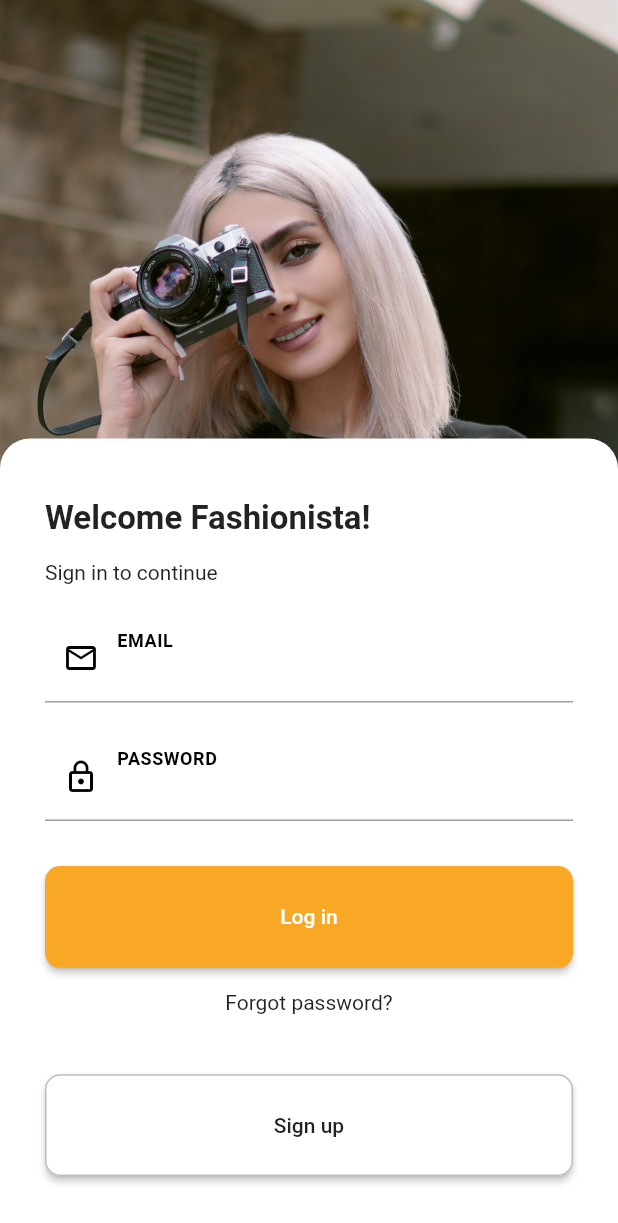
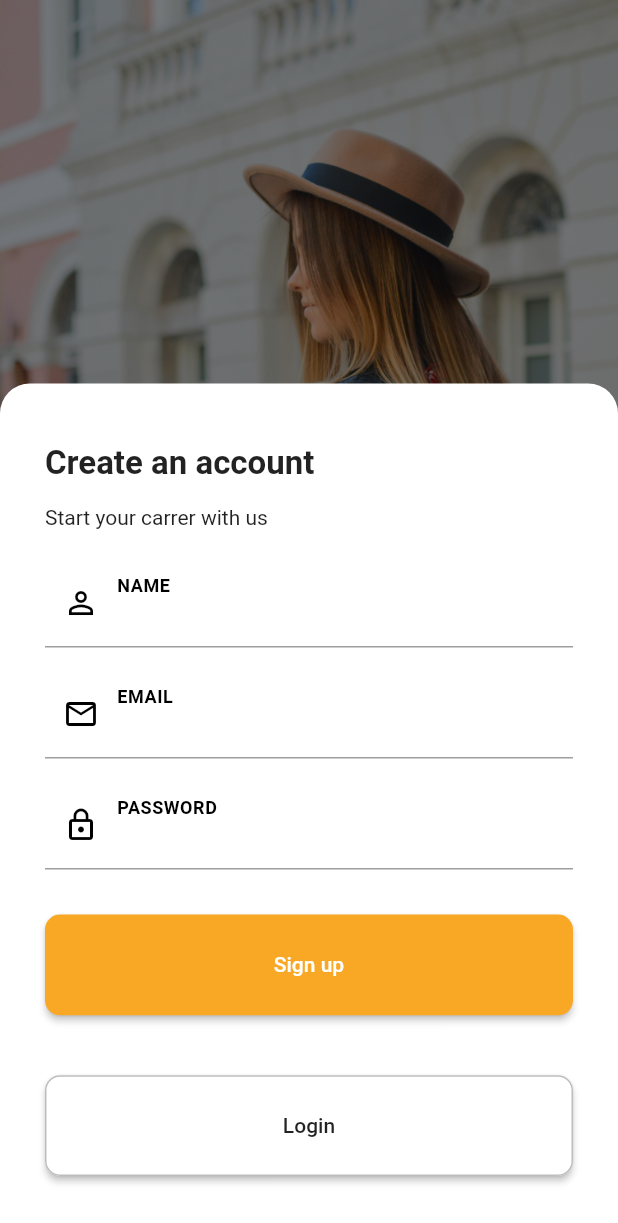
Before and after one commit to jakubjaniec/flutter-auth, a Flutter app: the screen it shows after launch, after a tap on "Sign up", on a phone screen of 412 x 824 dp. Shown: the top 1223 px of the screen. Run offline on Flutter 3.47's test engine with Material 2 defaults, Android fonts, the phone set to English and light mode, and no system bars; our stand-ins replace device_preview, firebase_core; accounts and stored records are empty.

Commit message:
Build UI for register screen

```diff
--- a/lib/app.dart
+++ b/lib/app.dart
@@ -1,14 +1,20 @@
 import 'package:flutter/material.dart';
 import 'package:device_preview/device_preview.dart';
+import 'package:flutter_auth/ui/views/home.dart';
 import 'package:flutter_auth/ui/views/login.dart';
+import 'package:flutter_auth/ui/views/register.dart';
 
 class App extends StatelessWidget {
   @override
   Widget build(BuildContext context) {
     return MaterialApp(
-      locale: DevicePreview.locale(context),
-      builder: DevicePreview.appBuilder,
-      home: LoginScreen(),
-    );
+        locale: DevicePreview.locale(context),
+        builder: DevicePreview.appBuilder,
+        initialRoute: '/login',
+        routes: {
+          '/': (context) => HomeScreen(),
+          '/login': (context) => LoginScreen(),
+          '/register': (context) => RegisterScreen(),
+        });
   }
 }
--- a/lib/ui/views/login.dart
+++ b/lib/ui/views/login.dart
@@ -1,4 +1,6 @@
 import 'package:flutter/material.dart';
+import 'package:flutter_auth/ui/widgets/buttons.dart';
+import 'package:flutter_auth/ui/widgets/input.dart';
 
 class LoginScreen extends StatelessWidget {
   @override
@@ -8,18 +10,18 @@ class LoginScreen extends StatelessWidget {
         child: Stack(
           children: [
             Image.asset(
-              'assets/images/bg-img1.jpg',
+              'assets/images/bg-img3.jpg',
+              color: Colors.black.withOpacity(0.5),
+              colorBlendMode: BlendMode.darken,
               fit: BoxFit.cover,
               height: MediaQuery.of(context).size.height,
             ),
             Align(
               alignment: Alignment.bottomCenter,
               child: Container(
-                padding: EdgeInsets.only(
-                  left: 30.0,
-                  right: 30.0,
-                  top: 40.0,
-                  bottom: 40.0,
+                padding: EdgeInsets.symmetric(
+                  horizontal: 30.0,
+                  vertical: 40.0,
                 ),
                 height: MediaQuery.of(context).size.height / 1.55,
                 decoration: BoxDecoration(
@@ -37,81 +39,28 @@ class LoginScreen extends StatelessWidget {
                           fontWeight: FontWeight.w700,
                           fontSize: 22.0,
                         )),
-                    SizedBox(
-                      height: 15.0,
-                    ),
+                    SizedBox(height: 15.0),
                     Text('Sign in to continue'),
-                    SizedBox(
-                      height: 20.0,
-                    ),
-                    TextField(
-                      decoration: InputDecoration(
-                        prefixIcon: Icon(
-                          Icons.mail_outline,
-                          color: Colors.black,
-                        ),
-                        labelText: 'EMAIL',
-                        labelStyle: TextStyle(
-                          color: Colors.black,
-                          fontWeight: FontWeight.w700,
-                          letterSpacing: 0.5,
-                        ),
-                        // hintText: 'example@gmail.com',
-                        floatingLabelBehavior: FloatingLabelBehavior.always,
-                        // alignLabelWithHint: false,
-                      ),
+                    SizedBox(height: 20.0),
+                    InputField(
+                      text: 'email',
+                      icon: Icons.mail_outline,
                     ),
                     SizedBox(height: 20.0),
-                    TextField(
-                      obscureText: true,
-                      decoration: InputDecoration(
-                        prefixIcon: Icon(
-                          Icons.lock_outline,
-                          color: Colors.black,
-                        ),
-                        labelText: 'PASSWORD',
-                        labelStyle: TextStyle(
-                          color: Colors.black,
-                          fontWeight: FontWeight.w700,
-                          letterSpacing: 0.5,
-                        ),
-                        floatingLabelBehavior: FloatingLabelBehavior.always,
-                        // alignLabelWithHint: false,
-                      ),
+                    InputField(
+                      text: 'password',
+                      icon: Icons.lock_outline,
                     ),
                     SizedBox(height: 30.0),
                     Expanded(
                       child: Column(
-                        // mainAxisAlignment: MainAxisAlignment.spaceEvenly,
                         crossAxisAlignment: CrossAxisAlignment.stretch,
                         children: [
-                          Expanded(
-                            child: RaisedButton(
-                              onPressed: () {},
-                              child: Text('Log in'),
-                              color: Colors.yellow[800],
-                              textColor: Colors.white,
-                              shape: RoundedRectangleBorder(
-                                borderRadius: BorderRadius.circular(10.0),
-                              ),
-                            ),
-                          ),
+                          MainActionButton(text: 'Log in'),
                           SizedBox(height: 15.0),
                           Center(child: Text('Forgot password?')),
                           SizedBox(height: 40.0),
-                          Expanded(
-                            child: RaisedButton(
-                              onPressed: () {},
-                              color: Colors.white,
-                              child: Text('Sign up'),
-                              shape: RoundedRectangleBorder(
-                                borderRadius: BorderRadius.circular(10.0),
-                                side: BorderSide(
-                                  color: Colors.grey[400],
-                                ),
-                              ),
-                            ),
-                          ),
+                          RoutingButton(text: 'Sign up'),
                         ],
                       ),
                     ),
--- a/lib/ui/views/register.dart
+++ b/lib/ui/views/register.dart
@@ -0,0 +1,81 @@
+import 'package:flutter/material.dart';
+import 'package:flutter_auth/ui/widgets/buttons.dart';
+import 'package:flutter_auth/ui/widgets/input.dart';
+
+class RegisterScreen extends StatelessWidget {
+  @override
+  Widget build(BuildContext context) {
+    return Scaffold(
+      body: Container(
+        child: Stack(
+          children: [
+            Image.asset(
+              'assets/images/bg-img3.jpg',
+              color: Colors.black.withOpacity(0.5),
+              colorBlendMode: BlendMode.darken,
+              fit: BoxFit.cover,
+              height: MediaQuery.of(context).size.height,
+            ),
+            Align(
+              alignment: Alignment.bottomCenter,
+              child: Container(
+                padding: EdgeInsets.symmetric(
+                  horizontal: 30.0,
+                  vertical: 40.0,
+                ),
+                height: MediaQuery.of(context).size.height / 1.45,
+                decoration: BoxDecoration(
+                  color: Colors.white,
+                  borderRadius: BorderRadius.only(
+                    topLeft: Radius.circular(20),
+                    topRight: Radius.circular(20),
+                  ),
+                ),
+                child: Column(
+                  crossAxisAlignment: CrossAxisAlignment.start,
+                  children: [
+                    Text('Create an account',
+                        style: TextStyle(
+                          fontWeight: FontWeight.w700,
+                          fontSize: 22.0,
+                        )),
+                    SizedBox(
+                      height: 15.0,
+                    ),
+                    Text('Start your carrer with us'),
+                    SizedBox(height: 20.0),
+                    InputField(
+                      text: 'name',
+                      icon: Icons.person_outline,
+                    ),
+                    SizedBox(height: 15.0),
+                    InputField(
+                      text: 'email',
+                      icon: Icons.mail_outline,
+                    ),
+                    SizedBox(height: 15.0),
+                    InputField(
+                      text: 'password',
+                      icon: Icons.lock_outline,
+                    ),
+                    SizedBox(height: 30.0),
+                    Expanded(
+                      child: Column(
+                        crossAxisAlignment: CrossAxisAlignment.stretch,
+                        children: [
+                          MainActionButton(text: 'Sign up'),
+                          SizedBox(height: 40.0),
+                          RoutingButton(text: 'Login'),
+                        ],
+                      ),
+                    ),
+                  ],
+                ),
+              ),
+            ),
+          ],
+        ),
+      ),
+    );
+  }
+}
--- /dev/null
+++ b/lib/ui/widgets/buttons.dart
@@ -0,0 +1,51 @@
+import 'package:flutter/material.dart';
+
+class MainActionButton extends StatelessWidget {
+  final String text;
+
+  MainActionButton({this.text});
+
+  @override
+  Widget build(BuildContext context) {
+    return Expanded(
+      child: RaisedButton(
+        onPressed: () {},
+        child: Text('$text'),
+        color: Colors.yellow[800],
+        textColor: Colors.white,
+        shape: RoundedRectangleBorder(
+          borderRadius: BorderRadius.circular(10.0),
+        ),
+      ),
+    );
+  }
+}
+
+class RoutingButton extends StatelessWidget {
+  final String text;
+
+  RoutingButton({this.text});
+
+  @override
+  Widget build(BuildContext context) {
+    return Expanded(
+      child: RaisedButton(
+        onPressed: () {
+          if (text == 'Login') {
+            Navigator.pushNamed(context, '/login');
+          } else if (text == 'Sign up') {
+            Navigator.pushNamed(context, '/register');
+          }
+        },
+        color: Colors.white,
+        child: Text('$text'),
+        shape: RoundedRectangleBorder(
+          borderRadius: BorderRadius.circular(10.0),
+          side: BorderSide(
+            color: Colors.grey[400],
+          ),
+        ),
+      ),
+    );
+  }
+}
--- /dev/null
+++ b/lib/ui/widgets/input.dart
@@ -0,0 +1,29 @@
+import 'package:flutter/material.dart';
+
+class InputField extends StatelessWidget {
+  final String text;
+  final IconData icon;
+
+  InputField({this.text, this.icon});
+
+  @override
+  Widget build(BuildContext context) {
+    return TextField(
+      obscureText: text == 'password' ?? true,
+      decoration: InputDecoration(
+        prefixIcon: Icon(
+          icon,
+          color: Colors.black,
+        ),
+        labelText: '${text.toUpperCase()}',
+        labelStyle: TextStyle(
+          color: Colors.black,
+          fontWeight: FontWeight.w700,
+          letterSpacing: 0.5,
+        ),
+        floatingLabelBehavior: FloatingLabelBehavior.always,
+        // alignLabelWithHint: false,
+      ),
+    );
+  }
+}
--- a/pubspec.yaml
+++ b/pubspec.yaml
@@ -45,8 +45,7 @@ flutter:
   # To add assets to your application, add an assets section, like this:
   assets:
     - assets/images/bg-img1.jpg
-    # - assets/images/bg-img2.jpg
-    # - assets/images/bg-img3.jpg
+    - assets/images/bg-img3.jpg
     # - assets/images/bg-img4.jpg
   #   - images/a_dot_ham.jpeg
   # An image asset can refer to one or more resolution-specific "variants", see
```
Also changed, not shown: assets/images/bg-img3.jpg (added).
